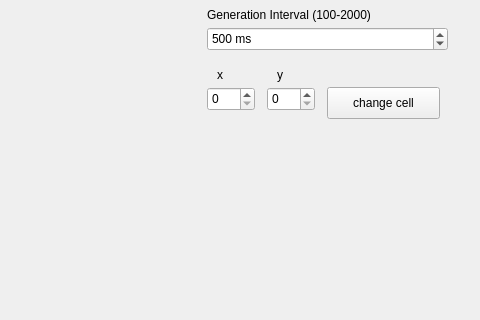
Above: cabase.ui from Kruhm/CellularAutomaton before the change; both pictures show x 313 to 793 and y 180 to 500 of the 793 by 604 pixel window. Below: the same form after it.
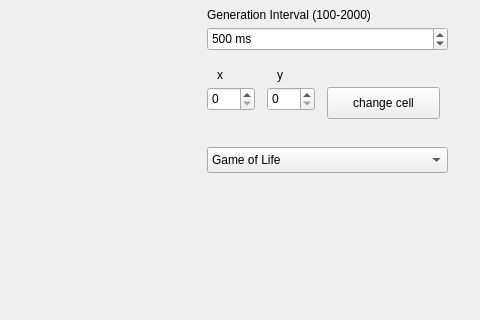
That is the form after the change.

What changed in the file:
```diff
--- a/cabase.ui
+++ b/cabase.ui
@@ -192,6 +192,26 @@
      <string>y</string>
     </property>
    </widget>
+   <widget class="QComboBox" name="gameModes">
+    <property name="geometry">
+     <rect>
+      <x>520</x>
+      <y>310</y>
+      <width>241</width>
+      <height>26</height>
+     </rect>
+    </property>
+    <item>
+     <property name="text">
+      <string>Game of Life</string>
+     </property>
+    </item>
+    <item>
+     <property name="text">
+      <string>Snake</string>
+     </property>
+    </item>
+   </widget>
   </widget>
   <widget class="QMenuBar" name="menuBar">
    <property name="geometry">
```
Left out of the diff: 2 changed lines with no effect on the pictures.
